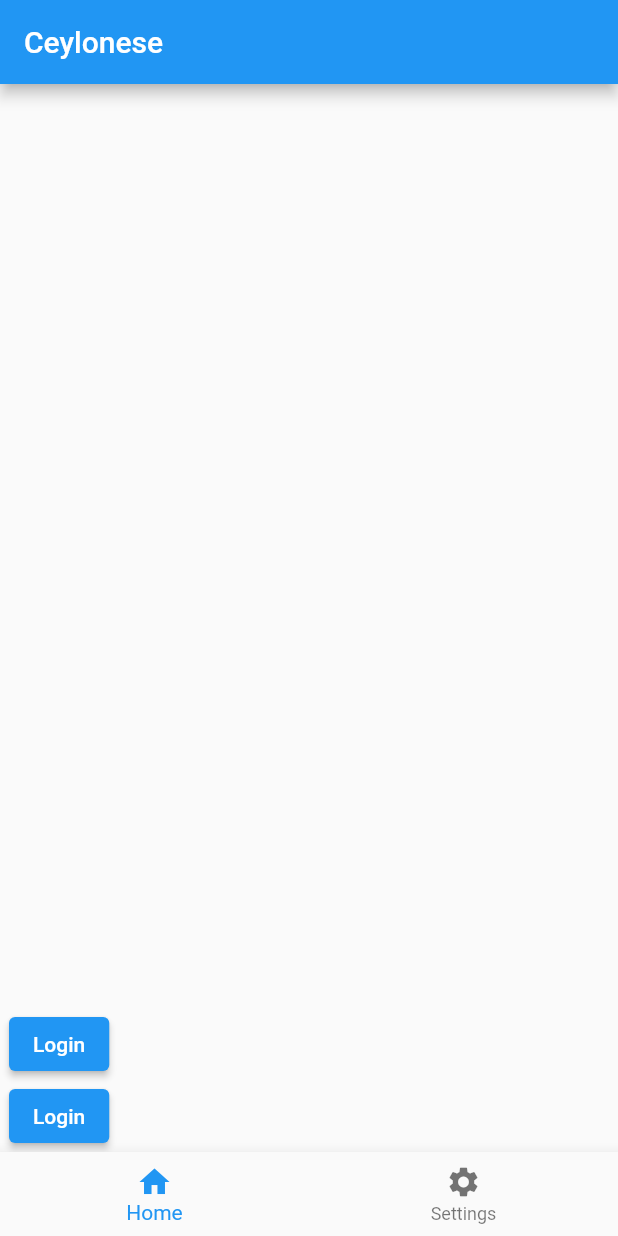
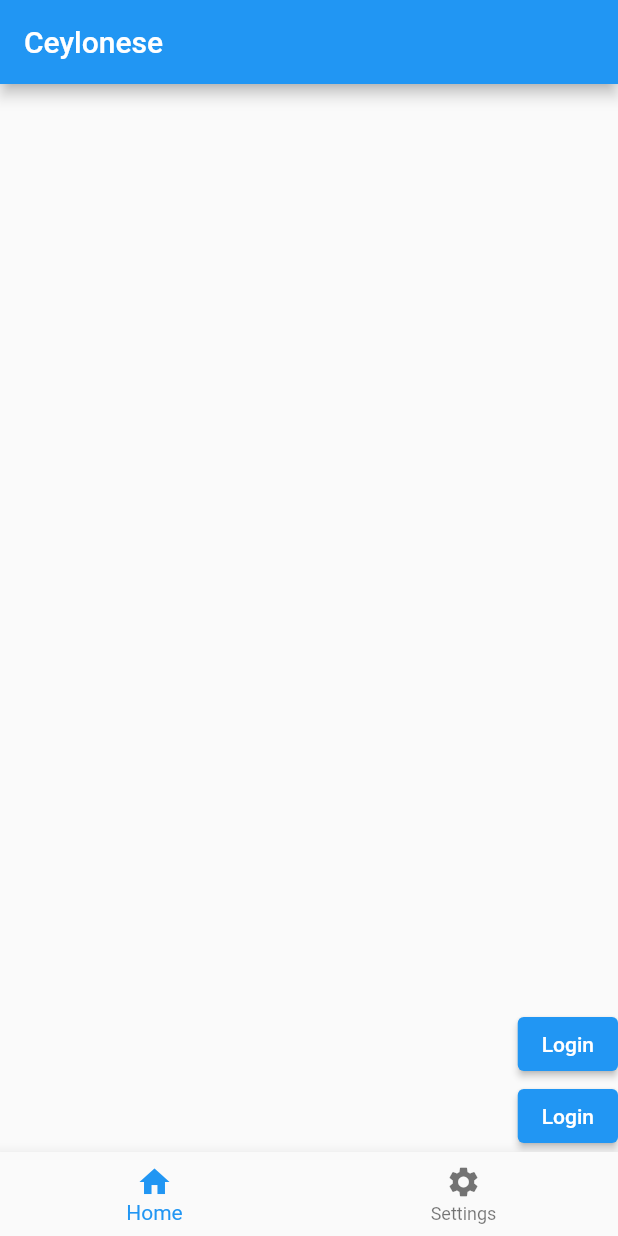
Before and after one commit to sethiyanisal/mobile-app-test, a Flutter app: the screen it shows after launch, on a phone screen of 412 x 824 dp. Run offline on Flutter 3.47's test engine with Material 2 defaults, Android fonts, the light colour scheme and no system bars.

Commit message:
changed the width to take the size of the container

```diff
--- a/mob_app/lib/main.dart
+++ b/mob_app/lib/main.dart
@@ -25,10 +25,10 @@ class _MyAppState extends State<MyApp> {
         ),
         body: Center(
           child: SizedBox(
-            width: 400,
+            width: double.infinity,
             child: Column(
               mainAxisAlignment: MainAxisAlignment.end,
-              crossAxisAlignment: CrossAxisAlignment.start,
+              crossAxisAlignment: CrossAxisAlignment.end,
               children: [
                 ElevatedButton(
                   onPressed: () {
```
